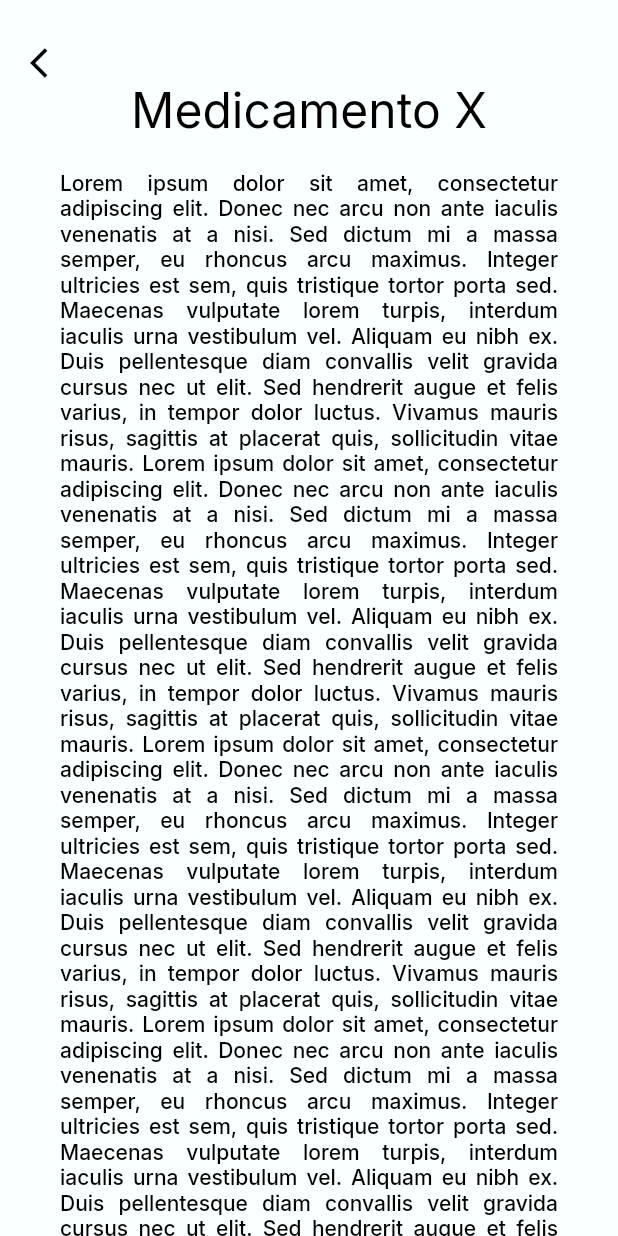
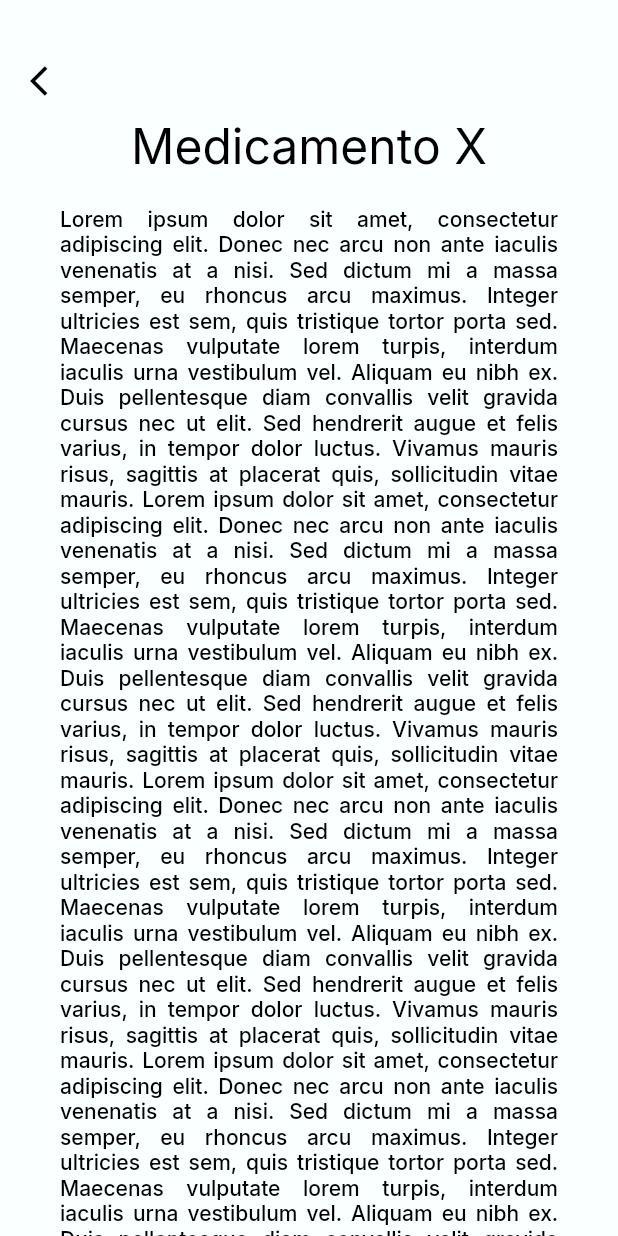
Before and after one commit to marco052/appremedios, a Flutter app: the MedicineLeaflet screen opened directly, on a phone screen of 412 x 824 dp. Run offline on Flutter 3.47's test engine with Material 2 defaults, Android fonts, the light colour scheme and no system bars; our stand-ins replace flutter_mobx, google_fonts, mobx.

Commit message:
Junção das telas criadas

```diff
--- a/lib/modules/leaflet/medicine_leaflet.dart
+++ b/lib/modules/leaflet/medicine_leaflet.dart
@@ -14,8 +14,12 @@ class MedicineLeaflet extends StatelessWidget {
       body: Column(
         children: [
           Padding(
-            padding: const EdgeInsets.only(left: 20, right: 1000, top: 30),
-            child: Icon(Icons.arrow_back_ios, color: AppColors.text),
+            padding: const EdgeInsets.only(right: 340, top: 30),
+            child: TextButton.icon(
+              icon: Icon(Icons.arrow_back_ios, color: AppColors.text),
+              onPressed: () => {Navigator.pop(context)},
+              label: Text(""),
+              ),
           ),
           Padding(
             padding: const EdgeInsets.only(bottom: 20),
--- a/lib/shared/theme/app_images.dart
+++ b/lib/shared/theme/app_images.dart
@@ -1,6 +1,5 @@
-
-
 class AppImages {
   static const logoFull = "assets/images/logoFull.png";
   static const logo = "assets/images/logo.png";
+  static const doctors = "assets/images/doctors.png";
 }
```
Also changed, not shown: lib/modules/medicines/medicamentos_page.dart (renamed from lib/app/pages/Medicamentos/medicamentos_page.dart, +6 -5 lines), lib/modules/splash/splash_page.dart (+3 -5 lines), lib/modules/user_info/cadastro_page.dart (renamed from lib/app/pages/cadastro_page.dart, +11 -4 lines), lib/splash/splash_repository.dart (deleted, +0 -47 lines), assets/imagens/lindo.jpeg (deleted), assets/imagens/logo.png (deleted), assets/images/doctors.png (renamed from assets/imagens/undraw_doctors_hwty 1.png), lib/shared/classes/medicamentos_class.dart (renamed from lib/app/sharedClass/medicamentos_class.dart).
